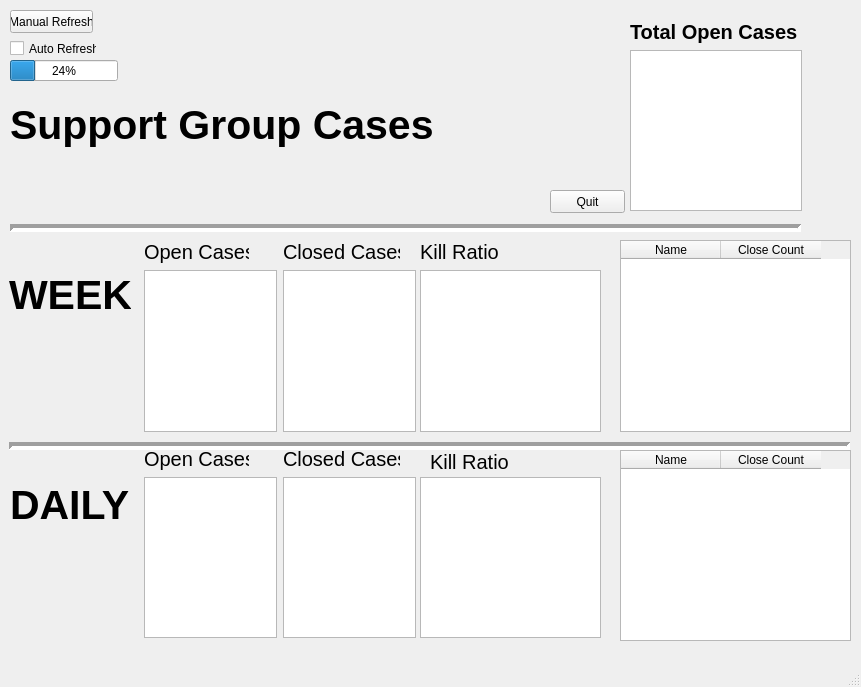
Before: the Qt Designer form app_gui.ui in apollo1130/Dashboard1_PyQT, drawn with Qt 5.
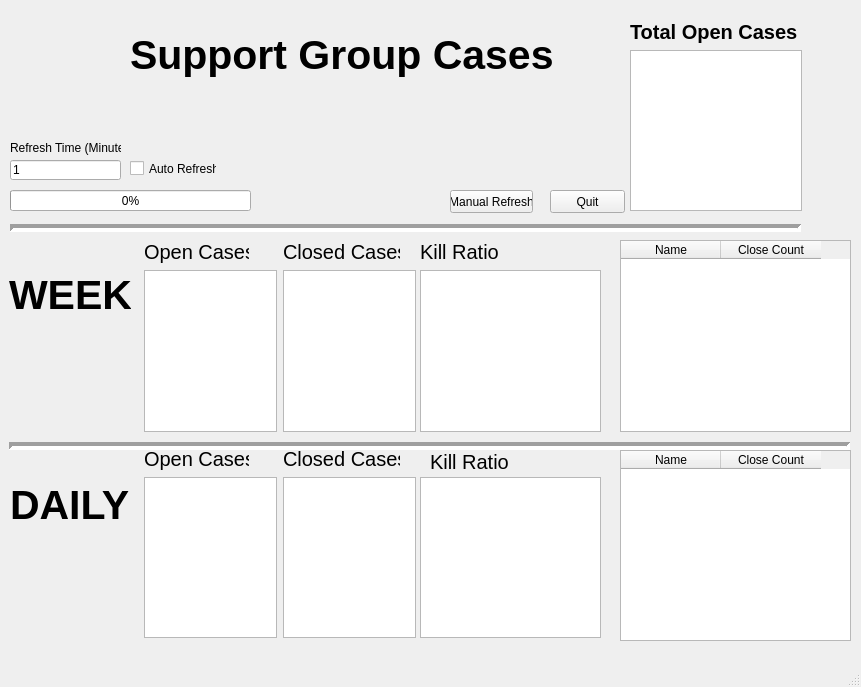
After: the same form once the commit is applied.

Commit message:
Began work on Auto-Refresh
Performed the intial framework for the auto-refresh button.
However, trying to call the manual_refresh_button function
crashes the software. Need to implement PyQT threading
properly in order for this to work without crashing.

The edit to the form file:
```diff
--- a/app_gui.ui
+++ b/app_gui.ui
@@ -433,8 +433,8 @@
    <widget class="QPushButton" name="manual_refresh_pushButton">
     <property name="geometry">
      <rect>
-      <x>10</x>
-      <y>10</y>
+      <x>450</x>
+      <y>190</y>
       <width>83</width>
       <height>23</height>
      </rect>
@@ -446,8 +446,8 @@
    <widget class="QCheckBox" name="auto_refresh_checkBox">
     <property name="geometry">
      <rect>
-      <x>10</x>
-      <y>40</y>
+      <x>130</x>
+      <y>160</y>
       <width>87</width>
       <height>17</height>
      </rect>
@@ -460,20 +460,20 @@
     <property name="geometry">
      <rect>
       <x>10</x>
-      <y>60</y>
-      <width>108</width>
+      <y>190</y>
+      <width>241</width>
       <height>21</height>
      </rect>
     </property>
     <property name="value">
-     <number>24</number>
+     <number>0</number>
     </property>
    </widget>
    <widget class="QLabel" name="support_group_cases_label">
     <property name="geometry">
      <rect>
-      <x>10</x>
-      <y>100</y>
+      <x>130</x>
+      <y>30</y>
       <width>432</width>
       <height>49</height>
      </rect>
@@ -489,6 +489,32 @@
      <string>Support Group Cases</string>
     </property>
    </widget>
+   <widget class="QLineEdit" name="refresh_time_lineEdit">
+    <property name="geometry">
+     <rect>
+      <x>10</x>
+      <y>160</y>
+      <width>111</width>
+      <height>20</height>
+     </rect>
+    </property>
+    <property name="text">
+     <string>1</string>
+    </property>
+   </widget>
+   <widget class="QLabel" name="label">
+    <property name="geometry">
+     <rect>
+      <x>10</x>
+      <y>140</y>
+      <width>111</width>
+      <height>16</height>
+     </rect>
+    </property>
+    <property name="text">
+     <string>Refresh Time (Minutes)</string>
+    </property>
+   </widget>
   </widget>
   <widget class="QMenuBar" name="menubar">
    <property name="geometry">
```
The commit also changes 1 other file.
